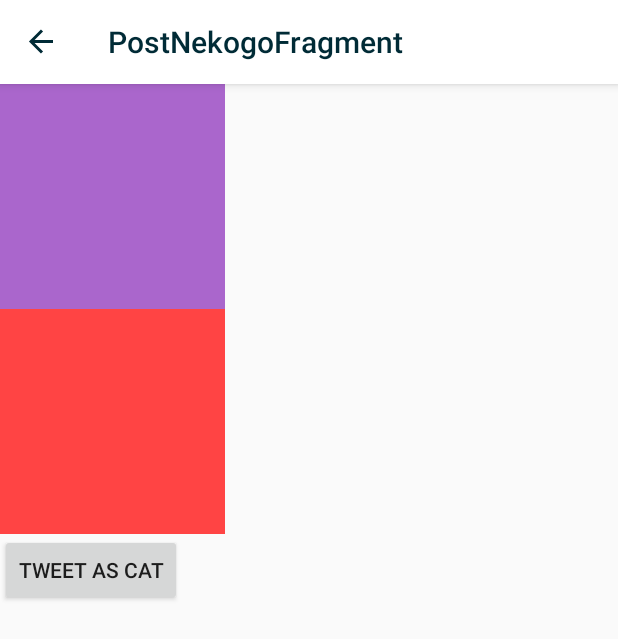
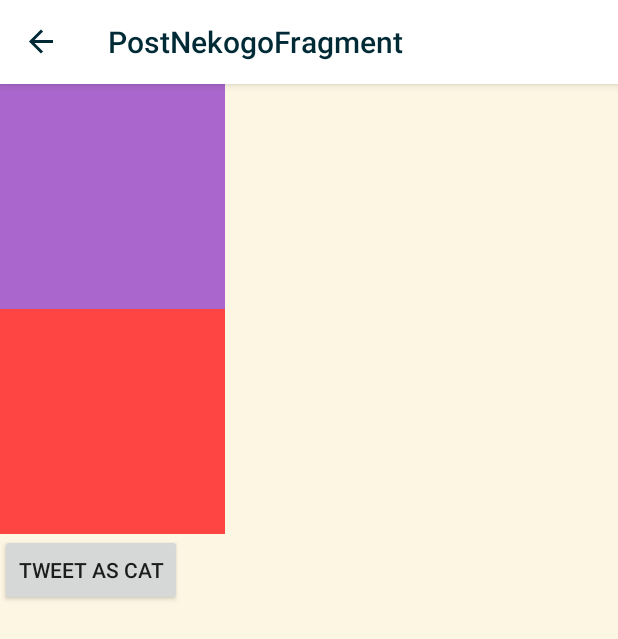
Before and after one commit to nishikawa-shi/NyanNyanEngine_Android, an Android app: the PostNekogoFragment screen opened through its navigation route, on a phone screen of 412 x 824 dp. Shown: the top 639 px of the screen. Run offline under Robolectric (Android 15) with nearby library versions, the phone set to English and light mode, and no system bars; our stand-ins replace Firebase (no records; nobody signed in at launch, a user with empty details on screens opened directly), Room's generated code, data binding, navigation-ui, paging; libraries missing offline, so code that uses them is left out: coil.api.load; pictures from the network do not load; 4 statements that could not run were skipped.

Commit message:
背景色を設定

```diff
--- a/app/src/main/res/layout/post_nekogo_fragment.xml
+++ b/app/src/main/res/layout/post_nekogo_fragment.xml
@@ -14,7 +14,8 @@
     <LinearLayout
         android:layout_width="match_parent"
         android:layout_height="match_parent"
-        android:orientation="vertical">
+        android:orientation="vertical"
+        android:theme="@style/ContentsViewTheme">
 
         <EditText
             android:id="@+id/input"
```
